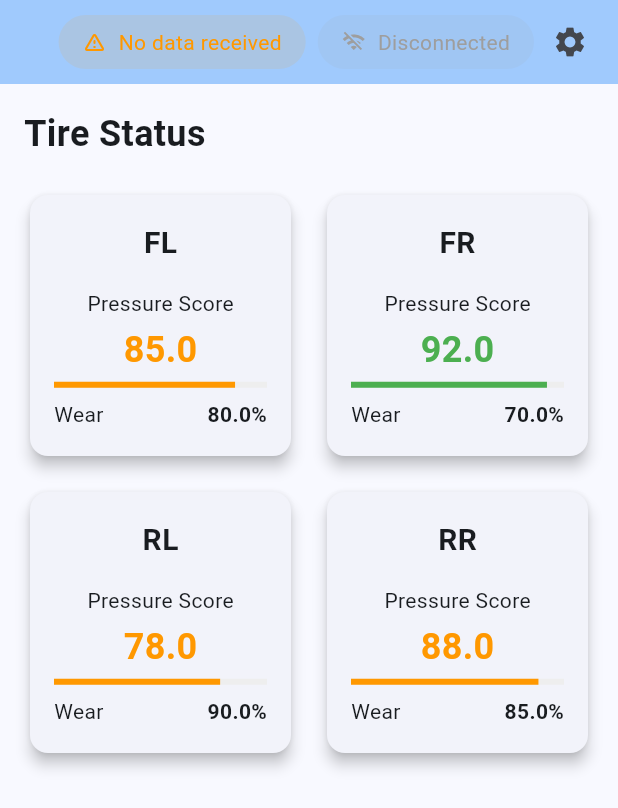
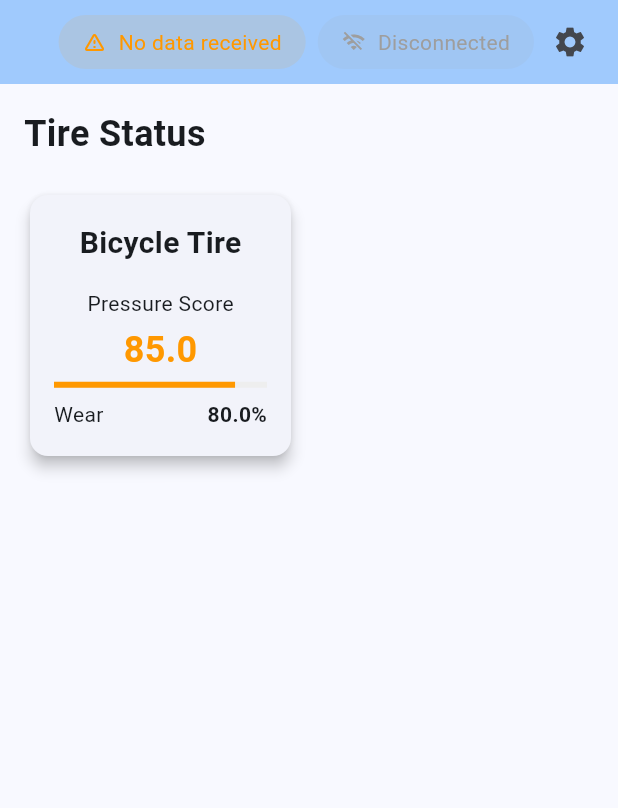
Before and after one commit to taeyun496/tire_monitor, a Flutter app: the screen it shows after launch, after a tap on "건너뛰기", on a phone screen of 412 x 824 dp. Shown: the top 808 px of the screen. Run offline on Flutter 3.47's test engine with Material 3 defaults, Android fonts, the light colour scheme and no system bars; our stand-ins replace shared_preferences; network calls fail.

Commit message:
Change to bicycle tire monitor

```diff
--- a/lib/main.dart
+++ b/lib/main.dart
@@ -151,7 +151,7 @@ class MyApp extends StatelessWidget {
   @override
   Widget build(BuildContext context) {
     return MaterialApp(
-      title: 'Tire Monitor',
+      title: 'Bicycle Tire Monitor',
       theme: ThemeData(
         colorScheme: ColorScheme.fromSeed(seedColor: Colors.blue),
         useMaterial3: true,
@@ -176,10 +176,7 @@ class _TireMonitorPageState extends State<TireMonitorPage> {
   late final TireMonitorService _monitorService;
   late final TireMonitorSettings _settings;
   Map<String, TireData> tireData = {
-    'FL': TireData(position: 'FL', pressure: 85.0, wear: 0.8),
-    'FR': TireData(position: 'FR', pressure: 92.0, wear: 0.7),
-    'RL': TireData(position: 'RL', pressure: 78.0, wear: 0.9),
-    'RR': TireData(position: 'RR', pressure: 88.0, wear: 0.85),
+    'Rear': TireData(position: 'Rear', pressure: 85.0, wear: 0.8),
   };
   ConnectionStatus _connectionStatus = ConnectionStatus.disconnected;
   DateTime? _lastUpdateTime;
@@ -407,7 +404,7 @@ class TireStatusCard extends StatelessWidget {
           mainAxisAlignment: MainAxisAlignment.center,
           children: [
             Text(
-              position,
+              'Bicycle Tire',
               style: const TextStyle(
                 fontSize: 20,
                 fontWeight: FontWeight.bold,
```
